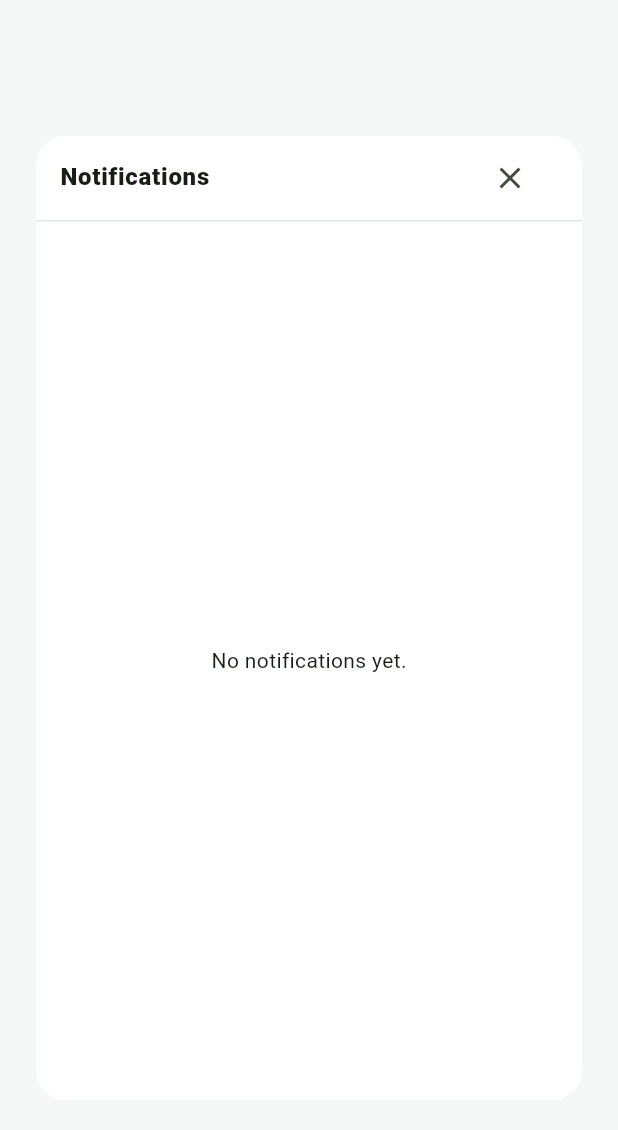
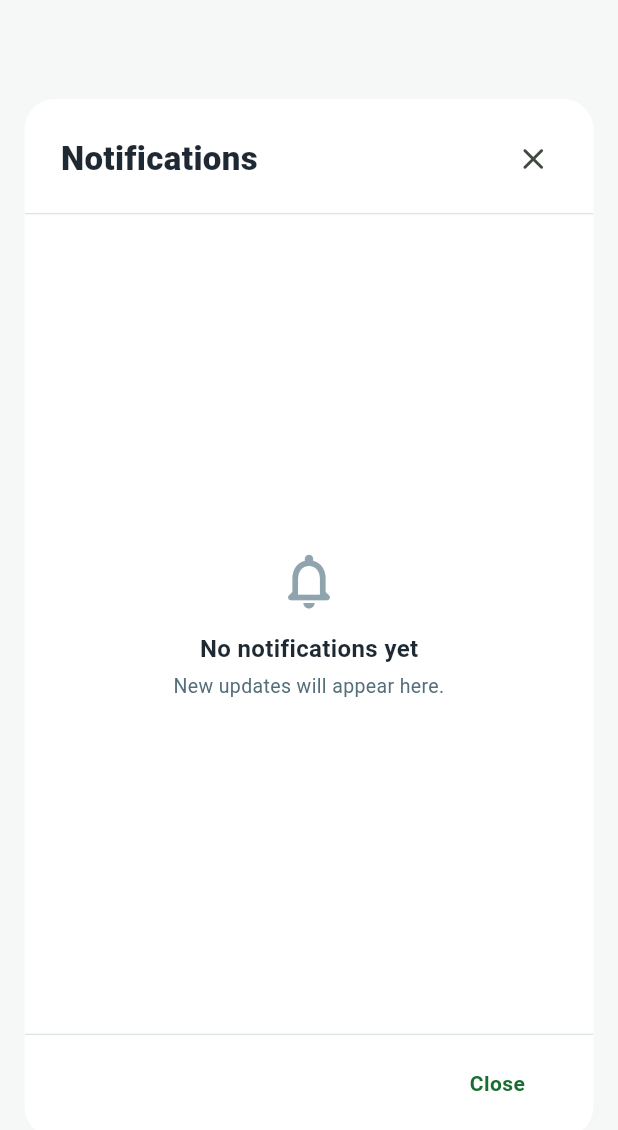
Before and after one commit to raffysolon/cpsu-motorpool-driver-app, a Flutter app: the NotificationDialog widget shown alone on an empty page, opened directly with empty values, on a phone screen of 412 x 824 dp. Shown: the top 1130 px of the screen. Run offline on Flutter 3.47's test engine with Material 3 defaults, Android fonts, the phone set to English and light mode, and no system bars; our stand-ins replace flutter_secure_storage, google_fonts, open_filex, shared_preferences, shimmer; accounts and stored records are empty; network calls fail; Roboto replaces fonts that are missing (Play).

Commit message:
Add driver notification unread indicators and inbox actions

```diff
--- a/lib/pages/dashboard.dart
+++ b/lib/pages/dashboard.dart
@@ -1112,8 +1112,9 @@ class _DriverDashboardState extends State<DriverDashboard>
   }
 
   /// Navigate to Notifications page
-  void _goToNotifications() {
-    Navigator.pushNamed(context, '/notifications');
+  Future<void> _goToNotifications() async {
+    await Navigator.pushNamed(context, '/notifications');
+    if (mounted) await _loadNotificationCount();
   }
 
   /// Navigate to App Settings page (TODO: Create page)
--- a/lib/widgets/notification_dialog.dart
+++ b/lib/widgets/notification_dialog.dart
@@ -1,84 +1,118 @@
 import 'dart:math' as math;
+
 import 'package:flutter/material.dart';
-import '../services/time_format.dart';
+import 'notification_item.dart';
 
-class NotificationDialog extends StatelessWidget {
+class NotificationDialog extends StatefulWidget {
   const NotificationDialog({
     super.key,
     required this.notifications,
     required this.onAcknowledge,
+    this.onDelete,
   });
+
   final List<Map<String, dynamic>> notifications;
   final Future<void> Function(int id) onAcknowledge;
+  final Future<void> Function(int id)? onDelete;
+
+  @override
+  State<NotificationDialog> createState() => _NotificationDialogState();
+}
+
+class _NotificationDialogState extends State<NotificationDialog> {
+  final Set<int> _deleted = {};
+  List<Map<String, dynamic>> get notifications => widget.notifications
+      .where((item) => !_deleted.contains(int.tryParse('${item['id']}')))
+      .toList();
 
   @override
   Widget build(BuildContext context) {
-    final size = MediaQuery.sizeOf(context);
+    final screenSize = MediaQuery.sizeOf(context);
+    final width = math.min(920.0, screenSize.width * 0.92);
+    final horizontalInset = (screenSize.width - width) / 2;
+    final verticalInset = screenSize.height * 0.08;
+
     return Dialog(
       insetPadding: EdgeInsets.symmetric(
-        horizontal: math.min(24, size.width * .06),
-        vertical: size.height * .08,
+        horizontal: horizontalInset,
+        vertical: verticalInset,
       ),
+      constraints: const BoxConstraints(maxWidth: 920),
+      clipBehavior: Clip.antiAlias,
       child: SizedBox(
-        width: math.min(620, size.width * .9),
-        height: size.height * .78,
+        key: const Key('notification-dialog-surface'),
+        width: width,
+        height: screenSize.height * 0.84,
         child: Column(
           children: [
-            ListTile(
-              title: const Text(
-                'Notifications',
-                style: TextStyle(fontWeight: FontWeight.w800),
-              ),
-              trailing: IconButton(
-                onPressed: () => Navigator.pop(context),
-                icon: const Icon(Icons.close),
+            Padding(
+              padding: const EdgeInsets.fromLTRB(24, 16, 16, 12),
+              child: Row(
+                children: [
+                  const Expanded(
+                    child: Text(
+                      'Notifications',
+                      style: TextStyle(
+                        color: Color(0xFF1F2933),
+                        fontSize: 22,
+                        fontWeight: FontWeight.w800,
+                      ),
+                    ),
+                  ),
+                  IconButton(
+                    tooltip: 'Close notifications',
+                    onPressed: () => Navigator.of(context).pop(),
+                    icon: const Icon(Icons.close_rounded),
+                    constraints: const BoxConstraints.tightFor(
+                      width: 48,
+                      height: 48,
+                    ),
+                  ),
+                ],
               ),
             ),
             const Divider(height: 1),
             Expanded(
               child: notifications.isEmpty
-                  ? const Center(child: Text('No notifications yet.'))
-                  : ListView.separated(
-                      padding: const EdgeInsets.all(16),
-                      itemCount: notifications.length,
-                      separatorBuilder: (_, _) => const Divider(),
-                      itemBuilder: (_, index) {
-                        final item = notifications[index];
-                        final high =
-                            item['priority']?.toString().toLowerCase() ==
-                            'high';
-                        final id = int.tryParse('${item['id']}');
-                        return ListTile(
-                          isThreeLine: true,
-                          leading: Icon(
-                            high
-                                ? Icons.warning_amber_rounded
-                                : Icons.notifications_outlined,
-                            color: high
-                                ? Colors.red.shade700
-                                : Colors.green.shade700,
-                          ),
-                          title: high
-                              ? const Text(
-                                  'HIGH PRIORITY',
-                                  style: TextStyle(
-                                    color: Colors.red,
-                                    fontSize: 11,
-                                    fontWeight: FontWeight.bold,
-                                  ),
-                                )
-                              : null,
-                          subtitle: Text(
-                            '${item['message'] ?? 'Notification'}\n${PhilippineTime.format(item['created_at']?.toString(), separator: ' • ')}',
-                          ),
-                          onTap: id == null
+                  ? const _EmptyNotifications()
+                  : Scrollbar(
+                      thumbVisibility: screenSize.width >= 700,
+                      child: ListView.separated(
+                        key: const Key('notification-list'),
+                        padding: const EdgeInsets.symmetric(
+                          horizontal: 20,
+                          vertical: 12,
+                        ),
+                        itemCount: notifications.length,
+                        separatorBuilder: (_, _) => const Divider(height: 1),
+                        itemBuilder: (context, index) => NotificationItem(
+                          key: ValueKey(notifications[index]['id']),
+                          notification: notifications[index],
+                          onAcknowledge: widget.onAcknowledge,
+                          onDelete: widget.onDelete == null
                               ? null
-                              : () async {
-                                  await onAcknowledge(id);
+                              : (id) async {
+                                  await widget.onDelete!(id);
+                                  if (mounted) setState(() => _deleted.add(id));
                                 },
-                        );
-                      },
+                        ),
+                      ),
                     ),
+            ),
+            const Divider(height: 1),
+            Padding(
+              padding: const EdgeInsets.fromLTRB(16, 8, 20, 12),
+              child: Align(
+                alignment: Alignment.centerRight,
+                child: TextButton(
+                  onPressed: () => Navigator.of(context).pop(),
+                  style: TextButton.styleFrom(
+                    minimumSize: const Size(88, 48),
+                    foregroundColor: const Color(0xFF176E30),
+                  ),
+                  child: const Text('Close'),
+                ),
+              ),
             ),
           ],
         ),
@@ -86,3 +120,41 @@ class NotificationDialog extends StatelessWidget {
     );
   }
 }
+
+class _EmptyNotifications extends StatelessWidget {
+  const _EmptyNotifications();
+
+  @override
+  Widget build(BuildContext context) {
+    return Center(
+      child: Padding(
+        padding: const EdgeInsets.all(24),
+        child: Column(
+          mainAxisSize: MainAxisSize.min,
+          children: [
+            Icon(
+              Icons.notifications_none_rounded,
+              color: Colors.blueGrey.shade300,
+              size: 44,
+            ),
+            const SizedBox(height: 12),
+            const Text(
+              'No notifications yet',
+              style: TextStyle(
+                color: Color(0xFF1F2933),
+                fontSize: 16,
+                fontWeight: FontWeight.w700,
+              ),
+            ),
+            const SizedBox(height: 4),
+            Text(
+              'New updates will appear here.',
+              textAlign: TextAlign.center,
+              style: TextStyle(color: Colors.blueGrey.shade600, fontSize: 13),
+            ),
+          ],
+        ),
+      ),
+    );
+  }
+}
```
Also changed, not shown: lib/pages/Notifications.dart (+50 -87 lines), lib/services/notification_service.dart (+21 -2 lines), lib/widgets/notification_item.dart (added, +206 -0 lines), 1 other file.
